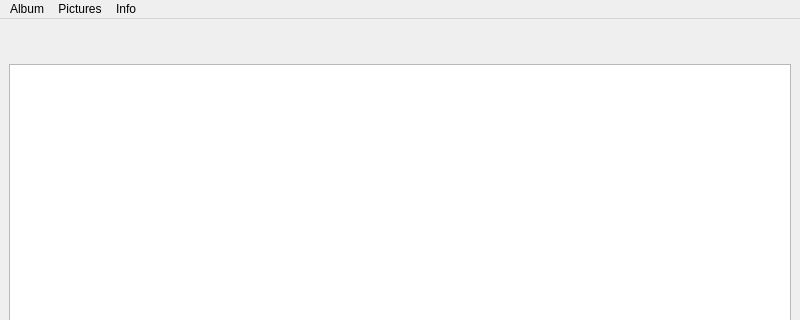
This is src/mainwindow.ui in Zheng-Bote/qt_desktop-gallery as Qt 5 draws it before an edit; both pictures show x 0 to 800 and y 0 to 320 of the 800 by 600 pixel window. The edited form follows.
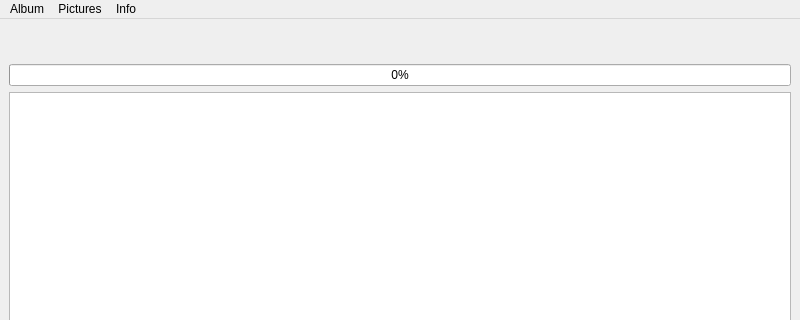
This is the edited form. Icons and pictures are not drawn.

What changed in the file:
```diff
--- a/src/mainwindow.ui
+++ b/src/mainwindow.ui
@@ -42,6 +42,13 @@
         </property>
        </widget>
       </item>
+      <item>
+       <widget class="QProgressBar" name="progressBar">
+        <property name="value">
+         <number>0</number>
+        </property>
+       </widget>
+      </item>
       <item>
        <widget class="QListView" name="listView">
         <property name="contextMenuPolicy">
```
